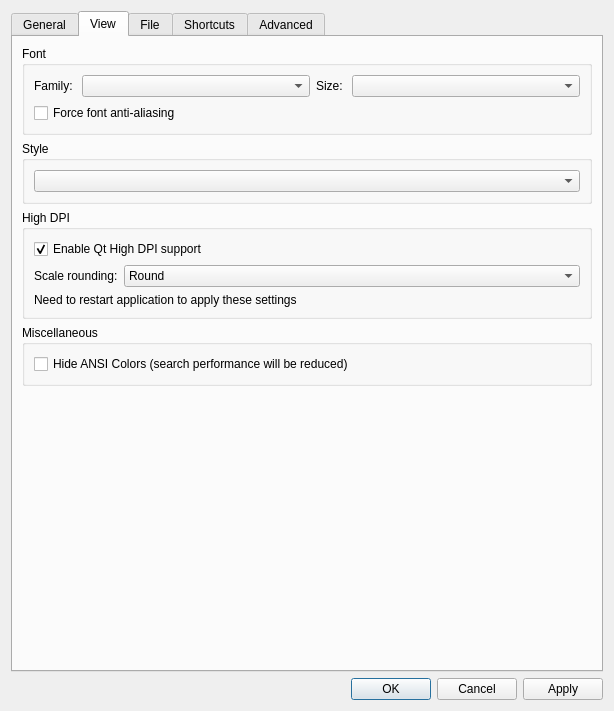
Above: src/ui/include/optionsdialog.ui from variar/klogg before the change. Below: the same form after it.
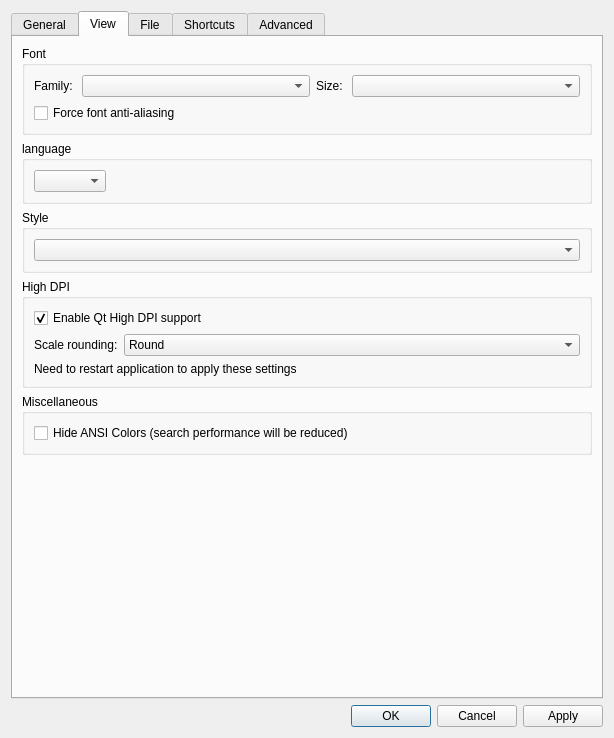
That is the form after the change. The open tabs and pages were chosen to show the change.

```diff
--- a/src/ui/include/optionsdialog.ui
+++ b/src/ui/include/optionsdialog.ui
@@ -7,7 +7,7 @@
     <x>0</x>
     <y>0</y>
     <width>614</width>
-    <height>711</height>
+    <height>738</height>
    </rect>
   </property>
   <property name="sizePolicy">
@@ -326,6 +326,31 @@
          </layout>
         </widget>
        </item>
+       <item>
+        <widget class="QGroupBox" name="languageGroupBox">
+         <property name="title">
+          <string>language</string>
+         </property>
+         <layout class="QGridLayout" name="gridLayout_3">
+          <item row="0" column="0">
+           <widget class="QComboBox" name="languageComboBox"/>
+          </item>
+          <item row="0" column="1">
+           <spacer name="horizontalSpacer">
+            <property name="orientation">
+             <enum>Qt::Horizontal</enum>
+            </property>
+            <property name="sizeHint" stdset="0">
+             <size>
+              <width>30</width>
+              <height>20</height>
+             </size>
+            </property>
+           </spacer>
+          </item>
+         </layout>
+        </widget>
+       </item>
        <item>
         <widget class="QGroupBox" name="styleBox">
          <property name="title">
```
Left out of the diff: 90 changed lines with no effect on the pictures.
